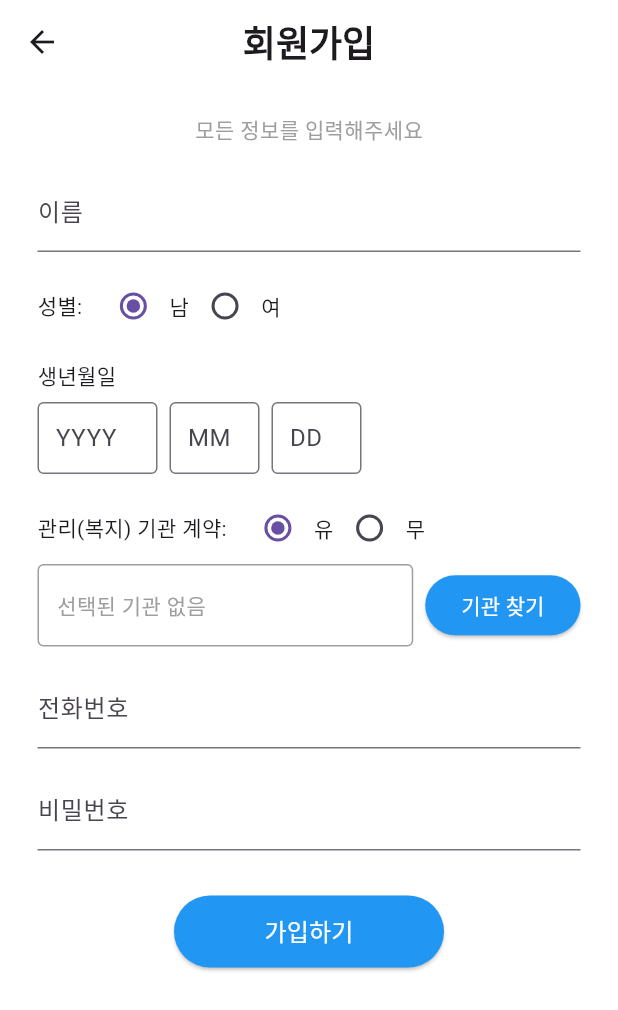
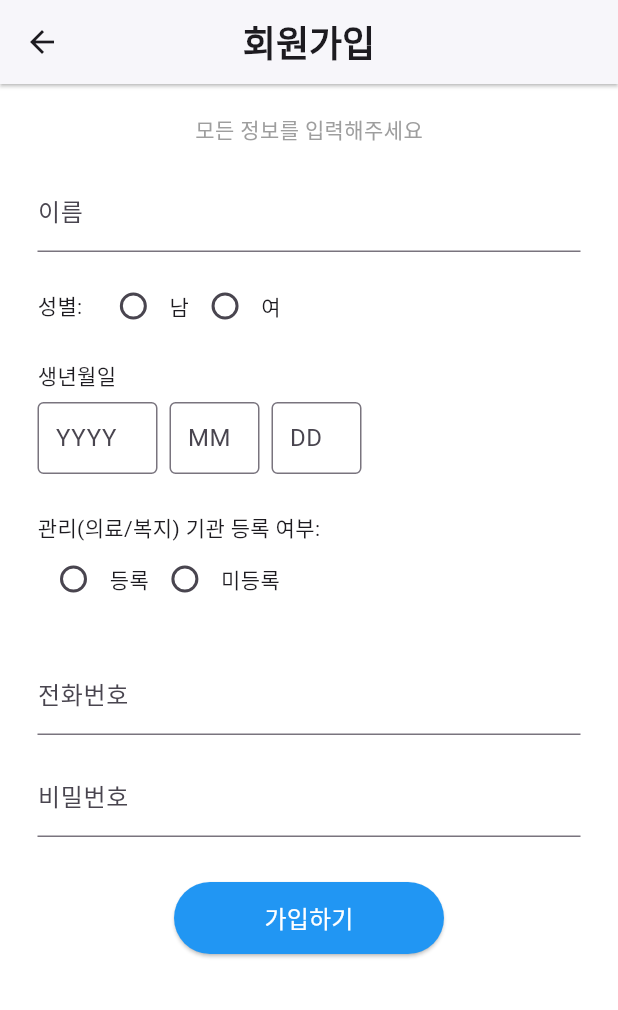
Before and after one commit to 2024-2-CECD2-Hyeyoom/smart-elderly-care-frontend, a Flutter app: the LoginScreen screen opened directly, after a tap on "회원가입", on a phone screen of 412 x 824 dp. Shown: the top 1010 px of the screen. Run offline on Flutter 3.47's test engine with Material 3 defaults, Android fonts, the phone set to English and light mode, and no system bars.

Commit message:
feat: 모니터링 서비스 이용 회원가입 화면 구현

```diff
--- a/lib/main.dart
+++ b/lib/main.dart
@@ -1,6 +1,6 @@
 import 'package:flutter/material.dart';
 import 'package:frontend/screens/login_screens/login_screen.dart';
-import 'package:frontend/screens/login_screens/personal_signUp_screen.dart';
+import 'package:frontend/screens/login_screens/signUp_screen.dart';
 import 'package:frontend/screens/start_screen.dart';
 
 void main() {
--- a/lib/screens/login_screens/login_screen.dart
+++ b/lib/screens/login_screens/login_screen.dart
@@ -1,5 +1,5 @@
 import 'package:flutter/material.dart';
-import 'package:frontend/screens/login_screens/personal_signUp_screen.dart';
+import 'package:frontend/screens/login_screens/signUp_screen.dart';
 
 enum LoginType { user, admin }
 
@@ -100,16 +100,18 @@ class LoginScreen extends StatelessWidget {
                             Navigator.push(
                               context,
                               MaterialPageRoute(
-                                  builder: (context) =>
-                                      const PersonalSignupScreen()),
+                                builder: (context) => const SignupScreen(
+                                    loginType: LoginType.user),
+                              ),
                             );
                           } else {
                             // 모니터링 케어 서비스 회원가입 페이지 아직
                             Navigator.push(
                               context,
                               MaterialPageRoute(
-                                  builder: (context) =>
-                                      const PersonalSignupScreen()),
+                                  builder: (context) => const SignupScreen(
+                                        loginType: LoginType.admin,
+                                      )),
                             );
                           }
                         },
--- a/lib/screens/login_screens/personal_signUp_screen.dart
+++ b/lib/screens/login_screens/signUp_screen.dart
@@ -1,27 +1,36 @@
 import 'package:flutter/material.dart';
+import 'package:frontend/screens/login_screens/login_screen.dart';
 
-class PersonalSignupScreen extends StatefulWidget {
-  const PersonalSignupScreen({super.key});
+class SignupScreen extends StatefulWidget {
+  final LoginType loginType;
+  const SignupScreen({super.key, required this.loginType});
 
   @override
-  State<PersonalSignupScreen> createState() => _SignUpScreenState();
+  State<SignupScreen> createState() => _SignUpScreenState();
 }
 
-class _SignUpScreenState extends State<PersonalSignupScreen> {
-  String? gender = '남';
-  String selectedCenter = '선택해주세요';
-  String? welfareCenter = '유';
+class _SignUpScreenState extends State<SignupScreen> {
+  String? gender = '';
+  String? welfareCenter = '';
   String selectedInstitutionName = '';
-  DateTime? birthDate;
 
   final nameController = TextEditingController();
-  final addressController = TextEditingController();
   final contactController = TextEditingController();
-  final conditionController = TextEditingController();
   final passwordController = TextEditingController();
   final yearController = TextEditingController();
   final monthController = TextEditingController();
   final dayController = TextEditingController();
+  final defaultCareCodeController = TextEditingController();
+
+  late final LoginType loginType;
+
+  List<TextEditingController> extraCareCodeControllers = [];
+
+  @override
+  void initState() {
+    super.initState();
+    loginType = widget.loginType;
+  }
 
   @override
   Widget build(BuildContext context) {
@@ -29,6 +38,8 @@ class _SignUpScreenState extends State<PersonalSignupScreen> {
       backgroundColor: Colors.white,
       appBar: AppBar(
         backgroundColor: Colors.white,
+        shadowColor: Colors.black,
+        elevation: 1,
         centerTitle: true,
         title: const Text(
           '회원가입',
@@ -99,13 +110,17 @@ class _SignUpScreenState extends State<PersonalSignupScreen> {
                 ),
 
                 // 관리 기관 유무
-                const SizedBox(height: 12),
+                const SizedBox(height: 25),
+
+                if (loginType == LoginType.user) ...[
+                  Column(
+                    crossAxisAlignment: CrossAxisAlignment.start,
+                    children: [
+                      const Text('관리(의료/복지) 기관 등록 여부:'),
                       Row(
                         children: [
-                    const Text('관리(복지) 기관 계약:'),
-                    const SizedBox(width: 10),
                           Radio<String>(
-                      value: '유',
+                            value: '등록',
                             groupValue: welfareCenter,
                             onChanged: (value) {
                               setState(() {
@@ -113,9 +128,9 @@ class _SignUpScreenState extends State<PersonalSignupScreen> {
                               });
                             },
                           ),
-                    const Text('유'),
+                          const Text('등록'),
                           Radio<String>(
-                      value: '무',
+                            value: '미등록',
                             groupValue: welfareCenter,
                             onChanged: (value) {
                               setState(() {
@@ -123,12 +138,112 @@ class _SignUpScreenState extends State<PersonalSignupScreen> {
                               });
                             },
                           ),
-                    const Text('무'),
+                          const Text('미등록'),
                         ],
                       ),
-                // 기관 찾기
-                // 기관 계약 유 일때만 보임
-                if (welfareCenter == '유') ...[
+                    ],
+                  ),
+                ] else if (loginType == LoginType.admin) ...[
+                  Column(
+                    crossAxisAlignment: CrossAxisAlignment.start,
+                    children: [
+                      const Text('관리(의료/복지) 기관에 속한 보호자인가요?:'),
+                      Row(
+                        children: [
+                          Radio<String>(
+                            value: '예',
+                            groupValue: welfareCenter,
+                            onChanged: (value) {
+                              setState(() {
+                                welfareCenter = value;
+                              });
+                            },
+                          ),
+                          const Text('예'),
+                          Radio<String>(
+                            value: '아니오',
+                            groupValue: welfareCenter,
+                            onChanged: (value) {
+                              setState(() {
+                                welfareCenter = value;
+                              });
+                            },
+                          ),
+                          const Text('아니오'),
+                        ],
+                      ),
+                      if (welfareCenter == '아니오') ...[
+                        const SizedBox(height: 12),
+                        Column(
+                          crossAxisAlignment: CrossAxisAlignment.start,
+                          children: [
+                            const Text(
+                              '케어 대상자의 코드를 입력해주세요',
+                            ),
+                            const SizedBox(height: 6),
+                            TextField(
+                              controller: defaultCareCodeController,
+                              decoration: const InputDecoration(
+                                hintText: '코드 입력',
+                                border: OutlineInputBorder(),
+                              ),
+                            ),
+                            if (extraCareCodeControllers.isNotEmpty)
+                              const SizedBox(height: 8),
+                            // ✅ 동적으로 추가된 입력란들 (삭제 가능)
+                            Column(
+                              children: List.generate(
+                                  extraCareCodeControllers.length, (index) {
+                                return Padding(
+                                  padding: const EdgeInsets.only(bottom: 8),
+                                  child: TextField(
+                                    controller: extraCareCodeControllers[index],
+                                    decoration: InputDecoration(
+                                      hintText: '추가 코드 입력',
+                                      border: const OutlineInputBorder(),
+                                      suffixIcon: IconButton(
+                                        icon: const Icon(Icons.close,
+                                            color: Colors.grey),
+                                        onPressed: () {
+                                          setState(() {
+                                            extraCareCodeControllers
+                                                .removeAt(index);
+                                          });
+                                        },
+                                      ),
+                                    ),
+                                  ),
+                                );
+                              }),
+                            ),
+                            Row(
+                              mainAxisAlignment: MainAxisAlignment.center,
+                              children: [
+                                IconButton(
+                                  onPressed: () {
+                                    setState(() {
+                                      extraCareCodeControllers
+                                          .add(TextEditingController());
+                                    });
+                                  },
+                                  icon: const Icon(
+                                    Icons.add_circle_outline,
+                                    size: 30,
+                                  ),
+                                ),
+                              ],
+                            )
+                          ],
+                        ),
+                      ],
+                    ],
+                  ),
+                ],
+
+                const SizedBox(height: 12),
+
+                // 유 / 예 일 때만 기관 찾기 표시
+                if (welfareCenter == '등록' || welfareCenter == '예') ...[
                   Row(
                     children: [
                       Expanded(
@@ -146,7 +261,8 @@ class _SignUpScreenState extends State<PersonalSignupScreen> {
                             style: TextStyle(
                               color: selectedInstitutionName.isEmpty
                                   ? Colors.grey
-                                    : Colors.black),
+                                  : Colors.black,
+                            ),
                           ),
                         ),
                       ),
@@ -169,6 +285,7 @@ class _SignUpScreenState extends State<PersonalSignupScreen> {
                     ],
                   ),
                 ],
+
                 const SizedBox(height: 12),
 
                 // 전화번호
@@ -260,7 +377,7 @@ class BirthInput extends StatelessWidget {
         keyboardType: TextInputType.number,
         maxLength: hint == 'YYYY' ? 4 : 2,
         decoration: InputDecoration(
-          counterText: '', // 글자 수 아래 표시 제거
+          counterText: '',
           hintText: hint,
           border: OutlineInputBorder(
             borderRadius: BorderRadius.circular(4),
@@ -273,6 +390,7 @@ class BirthInput extends StatelessWidget {
   }
 }
 
+// 추후 데이터베이스에 직접 등록 후 검색할 수 있도록 변경 필요
 Future<void> showInstitutionSearchDialog(
     BuildContext context, Function(String) onInstitutionSelected) async {
   final TextEditingController searchController = TextEditingController();
@@ -327,7 +445,7 @@ Future<void> showInstitutionSearchDialog(
                       title: Text(e),
                       onTap: () {
                         Navigator.pop(context);
-                        onInstitutionSelected(e); // 선택 콜백
+                        onInstitutionSelected(e);
                       },
                     )),
               ],
--- a/lib/screens/start_screen.dart
+++ b/lib/screens/start_screen.dart
@@ -14,7 +14,7 @@ class StartScreen extends StatelessWidget {
           child: Column(
             children: [
               const Text(
-                '사용자 유형을 선택해주세요',
+                '서비스 유형을 선택해주세요',
                 style: TextStyle(fontSize: 20, fontWeight: FontWeight.w500),
               ),
               const SizedBox(
```
Also changed, not shown: 4 other files. Lines whose indentation alone changed are shown as unchanged.
